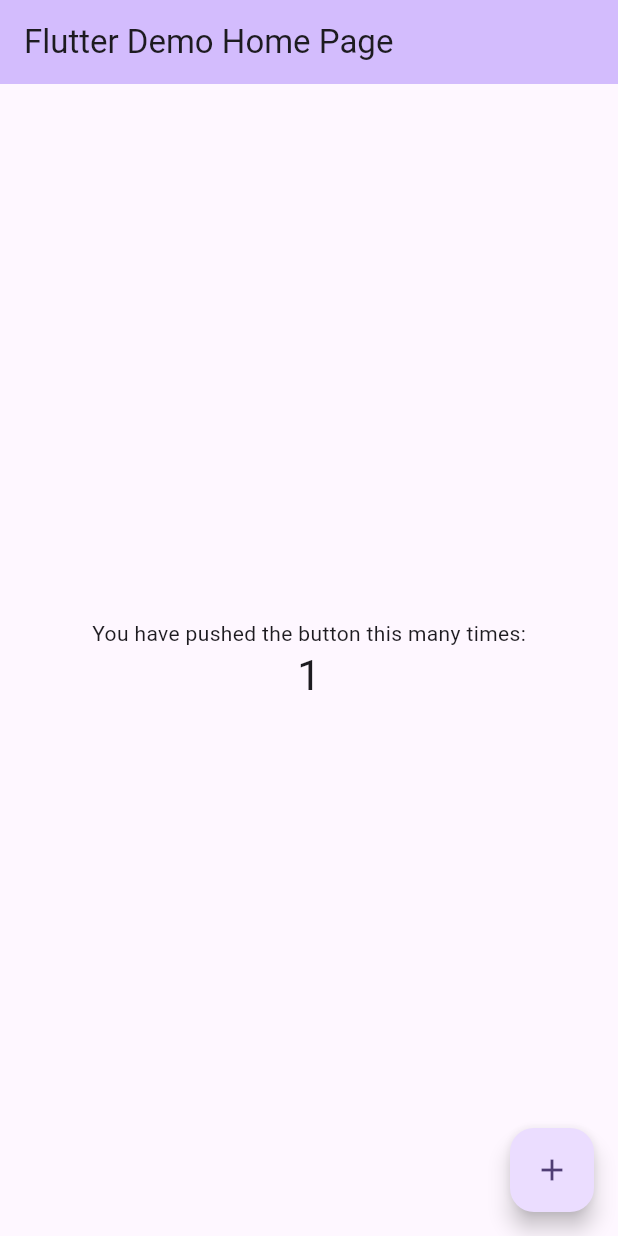
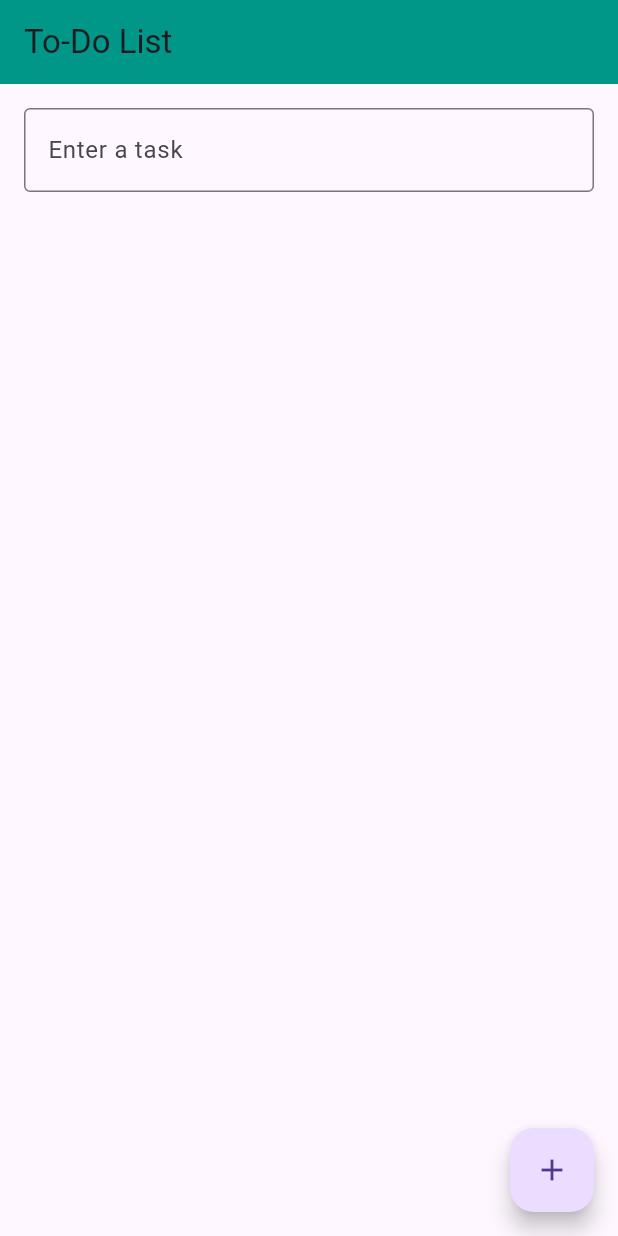
Before and after one commit to BahaEddineF/FLuuter-To-so-List, a Flutter app: the screen it shows after launch, after a tap on the "add" icon, on a phone screen of 412 x 824 dp. Run offline on Flutter 3.47's test engine with Material 3 defaults, Android fonts, the phone set to English and light mode, and no system bars.

Commit message:
List to do Stateless

```diff
--- a/lib/main.dart
+++ b/lib/main.dart
@@ -1,122 +1,140 @@
 import 'package:flutter/material.dart';
+import 'package:provider/provider.dart';
 
-void main() {
-  runApp(const MyApp());
+// --------------------
+// 1. Provider (gestion de l'état)
+// --------------------
+class TaskProvider extends ChangeNotifier {
+  final List<Map<String, dynamic>> _tasks = [];
+
+  List<Map<String, dynamic>> get tasks => _tasks;
+
+  // Ajouter une tâche
+  void addTask(String title) {
+    _tasks.add({"title": title, "done": false});
+    notifyListeners(); // avertir les widgets d'un changement
+  }
+
+  // Marquer comme terminée ou non
+  void toggleTask(int index, bool value) {
+    _tasks[index]["done"] = value;
+    notifyListeners();
+  }
+
+  // Supprimer une tâche
+  void deleteTask(int index) {
+    _tasks.removeAt(index);
+    notifyListeners();
+  }
 }
 
+// --------------------
+// 2. Main
+// --------------------
+void main() {
+  runApp(
+    ChangeNotifierProvider(
+      create: (context) => TaskProvider(),
+      child: const MyApp(),
+    ),
+  );
+}
+
+// --------------------
+// 3. MyApp
+// --------------------
 class MyApp extends StatelessWidget {
   const MyApp({super.key});
 
-  // This widget is the root of your application.
   @override
   Widget build(BuildContext context) {
     return MaterialApp(
-      title: 'Flutter Demo',
-      theme: ThemeData(
-        // This is the theme of your application.
-        //
-        // TRY THIS: Try running your application with "flutter run". You'll see
-        // the application has a purple toolbar. Then, without quitting the app,
-        // try changing the seedColor in the colorScheme below to Colors.green
-        // and then invoke "hot reload" (save your changes or press the "hot
-        // reload" button in a Flutter-supported IDE, or press "r" if you used
-        // the command line to start the app).
-        //
-        // Notice that the counter didn't reset back to zero; the application
-        // state is not lost during the reload. To reset the state, use hot
-        // restart instead.
-        //
-        // This works for code too, not just values: Most code changes can be
-        // tested with just a hot reload.
-        colorScheme: ColorScheme.fromSeed(seedColor: Colors.deepPurple),
-      ),
-      home: const MyHomePage(title: 'Flutter Demo Home Page'),
+      title: 'To-Do List',
+      home: const TodoListPage(),
     );
   }
 }
 
-class MyHomePage extends StatefulWidget {
-  const MyHomePage({super.key, required this.title});
-
-  // This widget is the home page of your application. It is stateful, meaning
-  // that it has a State object (defined below) that contains fields that affect
-  // how it looks.
-
-  // This class is the configuration for the state. It holds the values (in this
-  // case the title) provided by the parent (in this case the App widget) and
-  // used by the build method of the State. Fields in a Widget subclass are
-  // always marked "final".
-
-  final String title;
-
-  @override
-  State<MyHomePage> createState() => _MyHomePageState();
-}
-
-class _MyHomePageState extends State<MyHomePage> {
-  int _counter = 0;
-
-  void _incrementCounter() {
-    setState(() {
-      // This call to setState tells the Flutter framework that something has
-      // changed in this State, which causes it to rerun the build method below
-      // so that the display can reflect the updated values. If we changed
-      // _counter without calling setState(), then the build method would not be
-      // called again, and so nothing would appear to happen.
-      _counter++;
-    });
-  }
+// --------------------
+// 4. Page principale
+// --------------------
+class TodoListPage extends StatelessWidget {
+  const TodoListPage({super.key});
 
   @override
   Widget build(BuildContext context) {
-    // This method is rerun every time setState is called, for instance as done
-    // by the _incrementCounter method above.
-    //
-    // The Flutter framework has been optimized to make rerunning build methods
-    // fast, so that you can just rebuild anything that needs updating rather
-    // than having to individually change instances of widgets.
+    final TextEditingController controller = TextEditingController();
+
     return Scaffold(
       appBar: AppBar(
-        // TRY THIS: Try changing the color here to a specific color (to
-        // Colors.amber, perhaps?) and trigger a hot reload to see the AppBar
-        // change color while the other colors stay the same.
-        backgroundColor: Theme.of(context).colorScheme.inversePrimary,
-        // Here we take the value from the MyHomePage object that was created by
-        // the App.build method, and use it to set our appbar title.
-        title: Text(widget.title),
+        title: const Text("To-Do List"),
+        backgroundColor: Colors.teal,
       ),
-      body: Center(
-        // Center is a layout widget. It takes a single child and positions it
-        // in the middle of the parent.
+      body: Padding(
+        padding: const EdgeInsets.all(16.0),
         child: Column(
-          // Column is also a layout widget. It takes a list of children and
-          // arranges them vertically. By default, it sizes itself to fit its
-          // children horizontally, and tries to be as tall as its parent.
-          //
-          // Column has various properties to control how it sizes itself and
-          // how it positions its children. Here we use mainAxisAlignment to
-          // center the children vertically; the main axis here is the vertical
-          // axis because Columns are vertical (the cross axis would be
-          // horizontal).
-          //
-          // TRY THIS: Invoke "debug painting" (choose the "Toggle Debug Paint"
-          // action in the IDE, or press "p" in the console), to see the
-          // wireframe for each widget.
-          mainAxisAlignment: MainAxisAlignment.center,
-          children: <Widget>[
-            const Text('You have pushed the button this many times:'),
-            Text(
-              '$_counter',
-              style: Theme.of(context).textTheme.headlineMedium,
+          children: [
+            // Champ pour écrire une tâche
+            TextField(
+              controller: controller,
+              decoration: const InputDecoration(
+                labelText: "Enter a task",
+                border: OutlineInputBorder(),
+              ),
+            ),
+            const SizedBox(height: 20),
+
+            // Liste des tâches
+            Expanded(
+              child: Consumer<TaskProvider>(
+                builder: (context, taskProvider, child) {
+                  return ListView.builder(
+                    itemCount: taskProvider.tasks.length,
+                    itemBuilder: (context, index) {
+                      final task = taskProvider.tasks[index];
+                      return ListTile(
+                        leading: Checkbox(
+                          value: task["done"],
+                          onChanged: (value) {
+                            taskProvider.toggleTask(index, value ?? false);
+                          },
+                        ),
+                        title: Text(
+                          task["title"],
+                          style: TextStyle(
+                            decoration: task["done"]
+                                ? TextDecoration.lineThrough
+                                : TextDecoration.none,
+                            color: task["done"] ? Colors.grey : Colors.black,
+                          ),
+                        ),
+                        trailing: IconButton(
+                          icon: const Icon(Icons.delete, color: Colors.red),
+                          onPressed: () {
+                            taskProvider.deleteTask(index);
+                          },
+                        ),
+                      );
+                    },
+                  );
+                },
+              ),
             ),
           ],
         ),
       ),
+
+      // Bouton flottant pour ajouter une tâche
       floatingActionButton: FloatingActionButton(
-        onPressed: _incrementCounter,
-        tooltip: 'Increment',
+        onPressed: () {
+          if (controller.text.isNotEmpty) {
+            Provider.of<TaskProvider>(context, listen: false)
+                .addTask(controller.text);
+            controller.clear();
+          }
+        },
         child: const Icon(Icons.add),
-      ), // This trailing comma makes auto-formatting nicer for build methods.
+      ),
     );
   }
 }
--- a/pubspec.yaml
+++ b/pubspec.yaml
@@ -31,9 +31,11 @@ dependencies:
   flutter:
     sdk: flutter
 
+
   # The following adds the Cupertino Icons font to your application.
   # Use with the CupertinoIcons class for iOS style icons.
   cupertino_icons: ^1.0.8
+  provider: ^6.1.5+1
 
 dev_dependencies:
   flutter_test:
```
Also changed, not shown: pubspec.lock.
